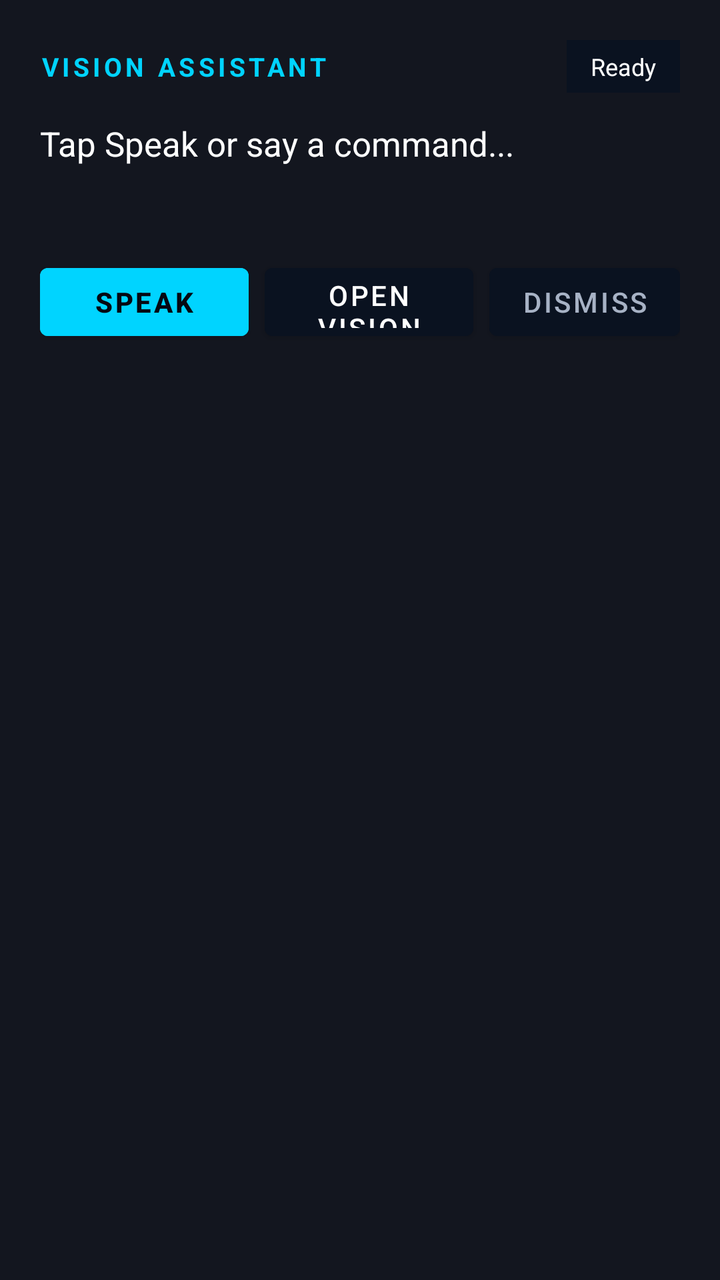
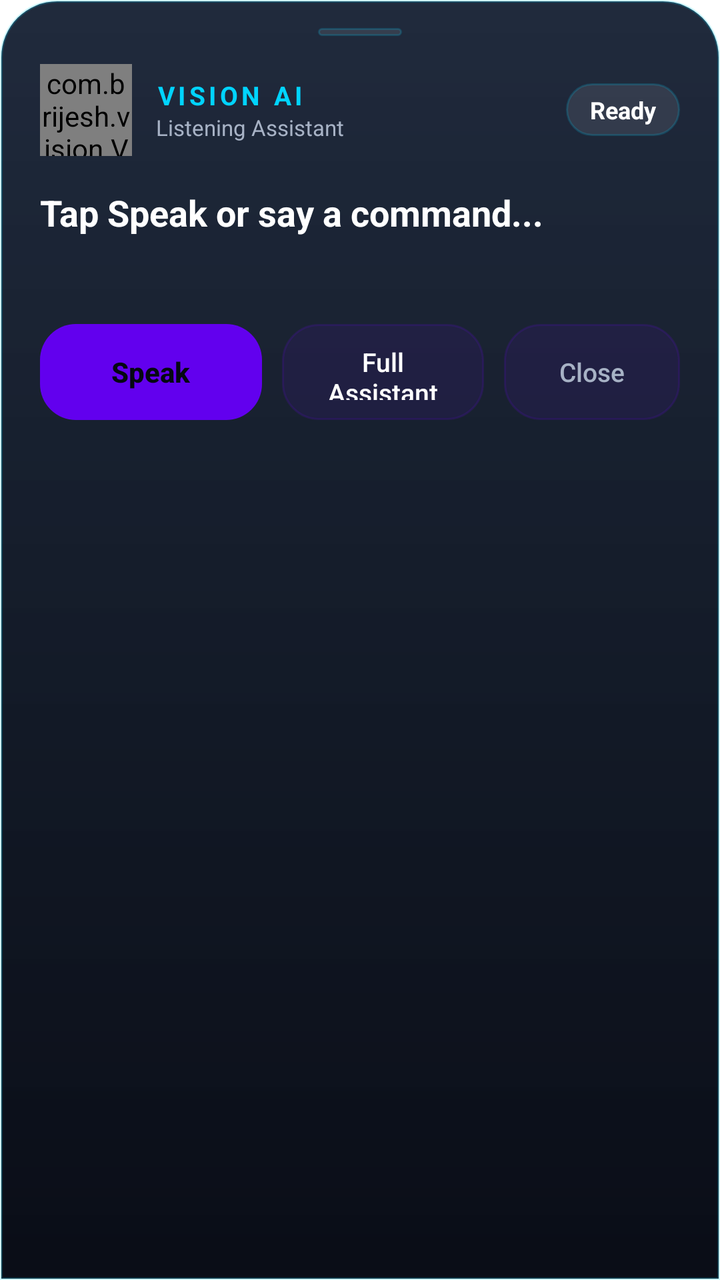

Compare the two renders of this Android layout. The source of the first and the diff that turns it into the second are given below.
<!-- AndroidManifest.xml: fallback theme Theme.MaterialComponents.DayNight.NoActionBar -->
<!-- res/layout/vision_assistant_overlay.xml -->
<?xml version="1.0" encoding="utf-8"?>
<LinearLayout xmlns:android="http://schemas.android.com/apk/res/android"
    android:layout_width="match_parent"
    android:layout_height="wrap_content"
    android:layout_gravity="bottom"
    android:background="#F0050812"
    android:orientation="vertical"
    android:padding="20dp">

    <LinearLayout
        android:layout_width="match_parent"
        android:layout_height="wrap_content"
        android:gravity="center_vertical"
        android:orientation="horizontal">

        <TextView
            android:id="@+id/vision_overlay_title"
            android:layout_width="0dp"
            android:layout_height="wrap_content"
            android:layout_weight="1"
            android:letterSpacing="0.14"
            android:text="VISION ASSISTANT"
            android:textColor="#00D4FF"
            android:textSize="13sp"
            android:textStyle="bold" />

        <TextView
            android:id="@+id/vision_overlay_status"
            android:layout_width="wrap_content"
            android:layout_height="wrap_content"
            android:background="#0A1220"
            android:paddingLeft="12dp"
            android:paddingTop="5dp"
            android:paddingRight="12dp"
            android:paddingBottom="5dp"
            android:text="Ready"
            android:textColor="#FFFFFF"
            android:textSize="12sp" />
    </LinearLayout>

    <TextView
        android:id="@+id/vision_overlay_transcript"
        android:layout_width="match_parent"
        android:layout_height="wrap_content"
        android:layout_marginTop="14dp"
        android:text="Tap Speak or say a command..."
        android:textColor="#FFFFFF"
        android:textSize="17sp" />

    <TextView
        android:id="@+id/vision_overlay_response"
        android:layout_width="match_parent"
        android:layout_height="wrap_content"
        android:layout_marginTop="8dp"
        android:text=""
        android:textColor="#A7B2C5"
        android:textSize="14sp" />

    <LinearLayout
        android:layout_width="match_parent"
        android:layout_height="wrap_content"
        android:layout_marginTop="18dp"
        android:gravity="center_vertical"
        android:orientation="horizontal">

        <Button
            android:id="@+id/vision_overlay_mic_btn"
            android:layout_width="0dp"
            android:layout_height="46dp"
            android:layout_weight="1"
            android:backgroundTint="#00D4FF"
            android:text="Speak"
            android:textColor="#050812"
            android:textStyle="bold" />

        <Space
            android:layout_width="8dp"
            android:layout_height="1dp" />

        <Button
            android:id="@+id/vision_overlay_open_app_btn"
            android:layout_width="0dp"
            android:layout_height="46dp"
            android:layout_weight="1"
            android:backgroundTint="#0A1220"
            android:text="Open VISION"
            android:textColor="#FFFFFF" />

        <Space
            android:layout_width="8dp"
            android:layout_height="1dp" />

        <Button
            android:id="@+id/vision_overlay_dismiss_btn"
            android:layout_width="wrap_content"
            android:layout_height="46dp"
            android:backgroundTint="#0A1220"
            android:text="Dismiss"
            android:textColor="#A7B2C5" />
    </LinearLayout>
</LinearLayout>
<!-- resources referenced by this layout -->
<resources>

</resources>

<!-- the commit's change to res/layout/vision_assistant_overlay.xml (unified diff, before → after) -->
@@ -1,11 +1,22 @@
 <?xml version="1.0" encoding="utf-8"?>
 <LinearLayout xmlns:android="http://schemas.android.com/apk/res/android"
+    android:id="@+id/vision_overlay_root"
     android:layout_width="match_parent"
     android:layout_height="wrap_content"
     android:layout_gravity="bottom"
-    android:background="#F0050812"
+    android:background="@drawable/vision_glass_sheet_bg"
     android:orientation="vertical"
-    android:padding="20dp">
+    android:paddingLeft="20dp"
+    android:paddingTop="14dp"
+    android:paddingRight="20dp"
+    android:paddingBottom="22dp">
+
+    <View
+        android:layout_width="42dp"
+        android:layout_height="4dp"
+        android:layout_gravity="center_horizontal"
+        android:layout_marginBottom="14dp"
+        android:background="@drawable/vision_glass_pill_chip" />
 
     <LinearLayout
         android:layout_width="match_parent"
@@ -13,48 +24,72 @@
         android:gravity="center_vertical"
         android:orientation="horizontal">
 
-        <TextView
-            android:id="@+id/vision_overlay_title"
+        <com.brijesh.vision.VisionAssistantPulseView
+            android:id="@+id/vision_overlay_orb"
+            android:layout_width="46dp"
+            android:layout_height="46dp" />
+
+        <LinearLayout
             android:layout_width="0dp"
             android:layout_height="wrap_content"
+            android:layout_marginStart="12dp"
             android:layout_weight="1"
-            android:letterSpacing="0.14"
-            android:text="VISION ASSISTANT"
-            android:textColor="#00D4FF"
-            android:textSize="13sp"
-            android:textStyle="bold" />
+            android:orientation="vertical">
+
+            <TextView
+                android:id="@+id/vision_overlay_title"
+                android:layout_width="wrap_content"
+                android:layout_height="wrap_content"
+                android:letterSpacing="0.14"
+                android:text="VISION AI"
+                android:textColor="#00D4FF"
+                android:textSize="13sp"
+                android:textStyle="bold" />
+
+            <TextView
+                android:id="@+id/vision_overlay_lang"
+                android:layout_width="wrap_content"
+                android:layout_height="wrap_content"
+                android:text="Listening Assistant"
+                android:textColor="#A7B2C5"
+                android:textSize="11sp" />
+        </LinearLayout>
 
         <TextView
             android:id="@+id/vision_overlay_status"
             android:layout_width="wrap_content"
             android:layout_height="wrap_content"
-            android:background="#0A1220"
+            android:background="@drawable/vision_glass_pill_chip"
             android:paddingLeft="12dp"
             android:paddingTop="5dp"
             android:paddingRight="12dp"
             android:paddingBottom="5dp"
             android:text="Ready"
             android:textColor="#FFFFFF"
-            android:textSize="12sp" />
+            android:textSize="12sp"
+            android:textStyle="bold" />
     </LinearLayout>
 
     <TextView
         android:id="@+id/vision_overlay_transcript"
         android:layout_width="match_parent"
         android:layout_height="wrap_content"
-        android:layout_marginTop="14dp"
+        android:layout_marginTop="16dp"
+        android:lineSpacingExtra="3dp"
         android:text="Tap Speak or say a command..."
         android:textColor="#FFFFFF"
-        android:textSize="17sp" />
+        android:textSize="18sp"
+        android:textStyle="bold" />
 
     <TextView
         android:id="@+id/vision_overlay_response"
         android:layout_width="match_parent"
         android:layout_height="wrap_content"
         android:layout_marginTop="8dp"
+        android:lineSpacingExtra="2dp"
         android:text=""
         android:textColor="#A7B2C5"
-        android:textSize="14sp" />
+        android:textSize="13sp" />
 
     <LinearLayout
         android:layout_width="match_parent"
@@ -65,37 +100,49 @@
 
         <Button
             android:id="@+id/vision_overlay_mic_btn"
+            style="?android:attr/borderlessButtonStyle"
             android:layout_width="0dp"
-            android:layout_height="46dp"
-            android:layout_weight="1"
-            android:backgroundTint="#00D4FF"
+            android:layout_height="48dp"
+            android:layout_weight="1.1"
+            android:background="@drawable/vision_glass_cta_primary"
             android:text="Speak"
+            android:textAllCaps="false"
             android:textColor="#050812"
+            android:textSize="14sp"
             android:textStyle="bold" />
 
         <Space
-            android:layout_width="8dp"
+            android:layout_width="10dp"
             android:layout_height="1dp" />
 
         <Button
             android:id="@+id/vision_overlay_open_app_btn"
+            style="?android:attr/borderlessButtonStyle"
             android:layout_width="0dp"
-            android:layout_height="46dp"
+            android:layout_height="48dp"
             android:layout_weight="1"
-            android:backgroundTint="#0A1220"
-            android:text="Open VISION"
-            android:textColor="#FFFFFF" />
+            android:background="@drawable/vision_glass_cta_secondary"
+            android:text="Full Assistant"
+            android:textAllCaps="false"
+            android:textColor="#FFFFFF"
+            android:textSize="13sp" />
 
         <Space
-            android:layout_width="8dp"
+            android:layout_width="10dp"
             android:layout_height="1dp" />
 
         <Button
             android:id="@+id/vision_overlay_dismiss_btn"
+            style="?android:attr/borderlessButtonStyle"
             android:layout_width="wrap_content"
-            android:layout_height="46dp"
-            android:backgroundTint="#0A1220"
-            android:text="Dismiss"
-            android:textColor="#A7B2C5" />
+            android:layout_height="48dp"
+            android:background="@drawable/vision_glass_cta_secondary"
+            android:paddingLeft="14dp"
+            android:paddingRight="14dp"
+            android:text="Close"
+            android:textAllCaps="false"
+            android:textColor="#A7B2C5"
+            android:textSize="13sp" />
     </LinearLayout>
+
 </LinearLayout>
<!-- resource entries referenced after the edit -->
@@ -1,5 +1,50 @@
 <!-- resources referenced by this layout -->
 <resources>
-
+  <!-- drawable vision_glass_cta_primary (drawable) -->
+  <?xml version="1.0" encoding="utf-8"?>
+  <shape xmlns:android="http://schemas.android.com/apk/res/android"
+      android:shape="rectangle">
+      <gradient
+          android:angle="0"
+          android:endColor="#3985FF"
+          android:startColor="#00D4FF" />
+      <corners android:radius="18dp" />
+  </shape>
+  <!-- drawable vision_glass_cta_secondary (drawable) -->
+  <?xml version="1.0" encoding="utf-8"?>
+  <shape xmlns:android="http://schemas.android.com/apk/res/android"
+      android:shape="rectangle">
+      <solid android:color="#16FFFFFF" />
+      <corners android:radius="18dp" />
+      <stroke
+          android:width="1dp"
+          android:color="#28FFFFFF" />
+  </shape>
+  <!-- drawable vision_glass_pill_chip (drawable) -->
+  <?xml version="1.0" encoding="utf-8"?>
+  <shape xmlns:android="http://schemas.android.com/apk/res/android"
+      android:shape="rectangle">
+      <solid android:color="#18FFFFFF" />
+      <corners android:radius="999dp" />
+      <stroke
+          android:width="1dp"
+          android:color="#2E00D4FF" />
+  </shape>
+  <!-- drawable vision_glass_sheet_bg (drawable) -->
+  <?xml version="1.0" encoding="utf-8"?>
+  <shape xmlns:android="http://schemas.android.com/apk/res/android"
+      android:shape="rectangle">
+      <gradient
+          android:angle="270"
+          android:endColor="#FA050812"
+          android:centerColor="#F50A1220"
+          android:startColor="#EB0D182C" />
+      <corners
+          android:topLeftRadius="28dp"
+          android:topRightRadius="28dp" />
+      <stroke
+          android:width="1.2dp"
+          android:color="#3300D4FF" />
+  </shape>
 </resources>
 
